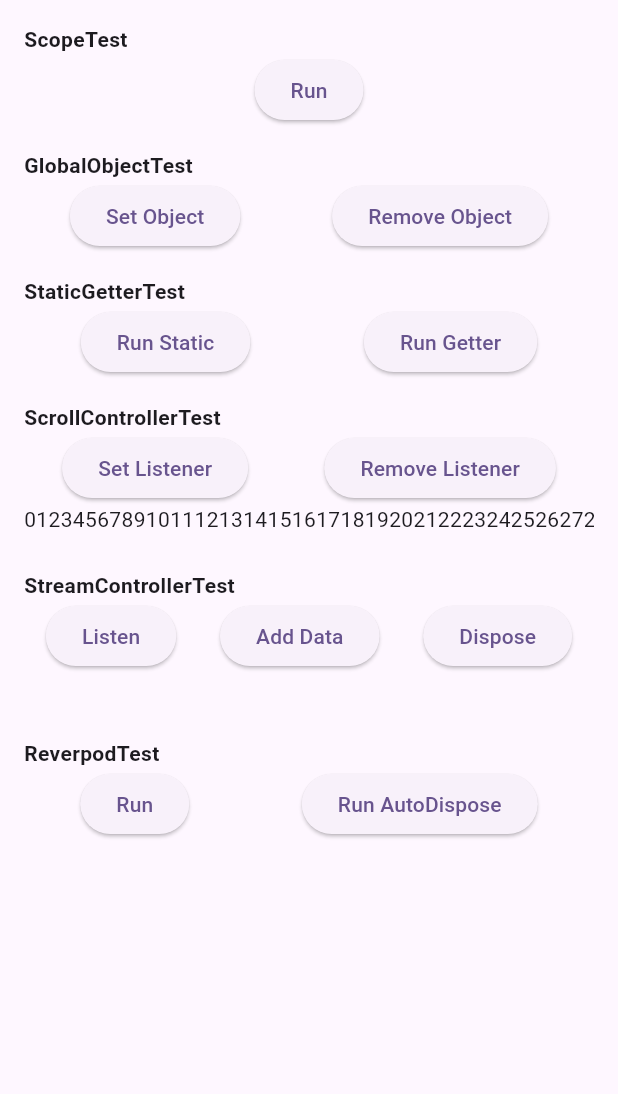
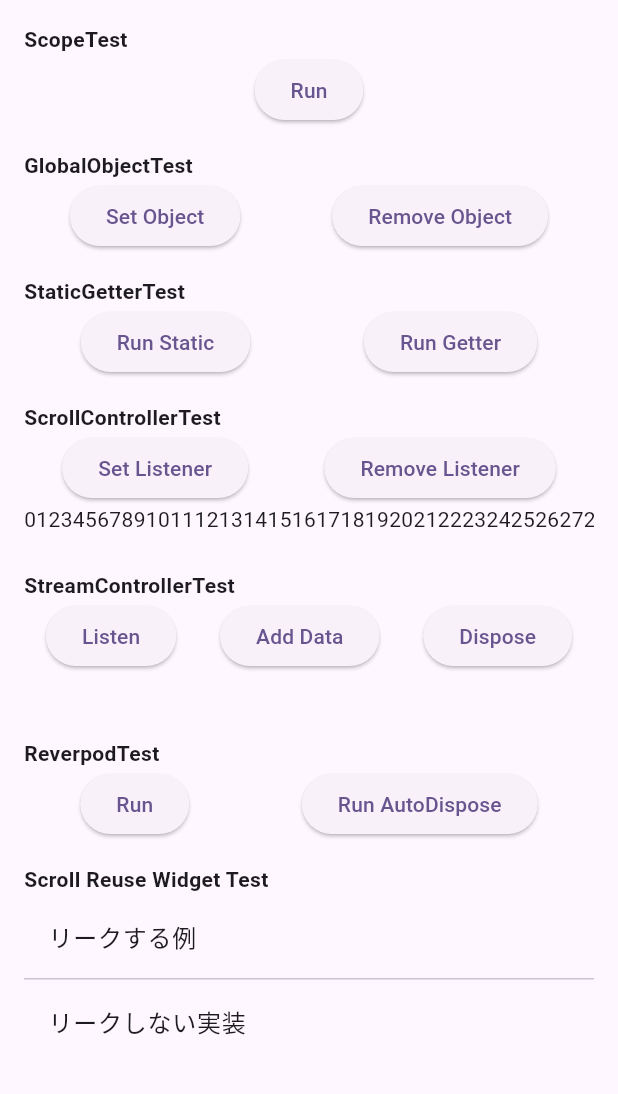
Before and after one commit to never-inc/flutter_experiment, a Flutter app: the MemoryLeakSamplePage screen opened directly, on a phone screen of 412 x 824 dp, the part 84-1178 px from its top. Run offline on Flutter 3.47's test engine with Material 2 defaults, Android fonts, the phone set to English and light mode, and no system bars; our stand-ins replace flutter_bloc, flutter_riverpod, flutter_secure_storage, get_it, shared_preferences; accounts and stored records are empty.

Commit message:
added ScrollWidgetReuseTest

```diff
--- a/lib/pages/memory_leaks/memory_leaks_sample_page.dart
+++ b/lib/pages/memory_leaks/memory_leaks_sample_page.dart
@@ -5,6 +5,7 @@ import 'package:flutter_sample/pages/memory_leaks/global_object_test.dart';
 import 'package:flutter_sample/pages/memory_leaks/riverpod_test.dart';
 import 'package:flutter_sample/pages/memory_leaks/scope_test.dart';
 import 'package:flutter_sample/pages/memory_leaks/scroll_controller_test.dart';
+import 'package:flutter_sample/pages/memory_leaks/scroll_widget_reuse_test.dart';
 import 'package:flutter_sample/pages/memory_leaks/static_getter_test.dart';
 import 'package:flutter_sample/pages/memory_leaks/stream_controller_test.dart';
 
@@ -27,40 +28,67 @@ class MemoryLeakSamplePage extends ConsumerWidget {
         backgroundColor: Theme.of(context).colorScheme.inversePrimary,
         title: const Text('Memory Leak Sample'),
       ),
-      body: const SingleChildScrollView(
+      body: SingleChildScrollView(
         child: Padding(
-          padding: EdgeInsets.all(16),
+          padding: const EdgeInsets.all(16),
           child: Column(
             children: [
-              Padding(
+              const Padding(
                 padding: EdgeInsets.only(bottom: 16),
                 child: ScopeTest(),
               ),
-              Padding(
+              const Padding(
                 padding: EdgeInsets.only(bottom: 16),
                 child: GlobalObjectTest(),
               ),
-              Padding(
+              const Padding(
                 padding: EdgeInsets.only(bottom: 16),
                 child: StaticGetterTest(),
               ),
-              Padding(
+              const Padding(
                 padding: EdgeInsets.only(bottom: 16),
                 child: SizedBox(
                   height: 96,
                   child: ScrollControllerTest(),
                 ),
               ),
-              Padding(
+              const Padding(
                 padding: EdgeInsets.only(bottom: 16),
                 child: SizedBox(
                   height: 96,
                   child: StreamControllerTest(),
                 ),
               ),
-              Padding(
+              const Padding(
                 padding: EdgeInsets.only(bottom: 16),
                 child: ReverpodTest(),
+              ),
+              Padding(
+                padding: const EdgeInsets.only(bottom: 16),
+                child: Column(
+                  children: [
+                    const Align(
+                      alignment: Alignment.topLeft,
+                      child: Text(
+                        'Scroll Reuse Widget Test',
+                        style: TextStyle(fontWeight: FontWeight.bold),
+                      ),
+                    ),
+                    ListTile(
+                      title: const Text('リークする例'),
+                      onTap: () {
+                        ScrollWidgetReuseTest1.show(context);
+                      },
+                    ),
+                    const Divider(height: 1),
+                    ListTile(
+                      title: const Text('リークしない実装'),
+                      onTap: () {
+                        ScrollWidgetReuseTest2.show(context);
+                      },
+                    ),
+                  ],
+                ),
               ),
             ],
           ),
```
Also changed, not shown: lib/pages/memory_leaks/custom_list_tile.dart (added, +35 -0 lines), lib/pages/memory_leaks/scroll_widget_reuse_test.dart (added, +83 -0 lines).
